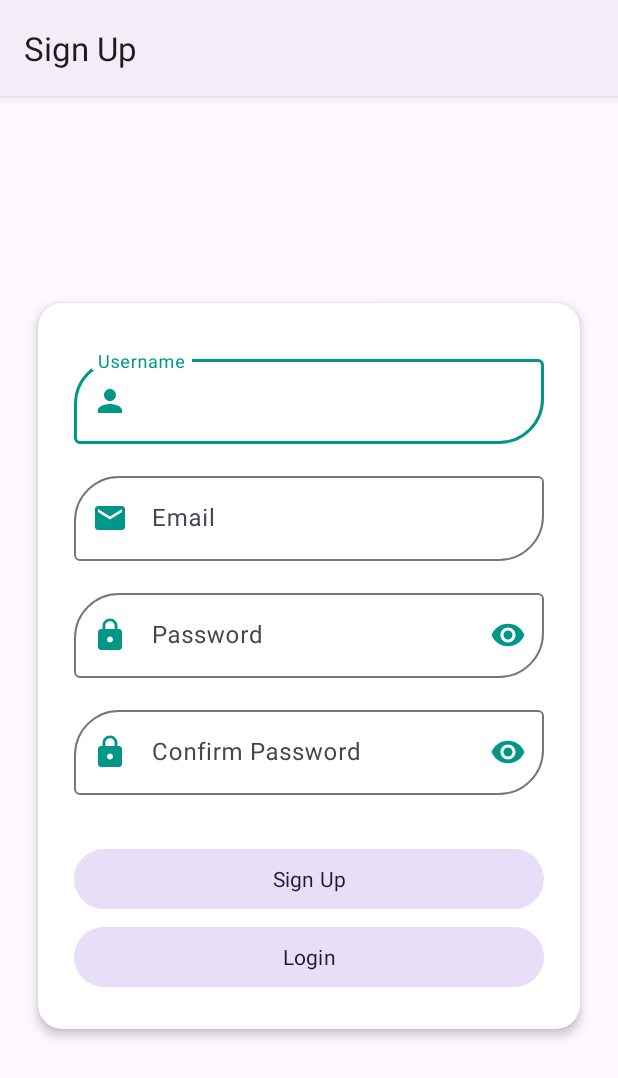
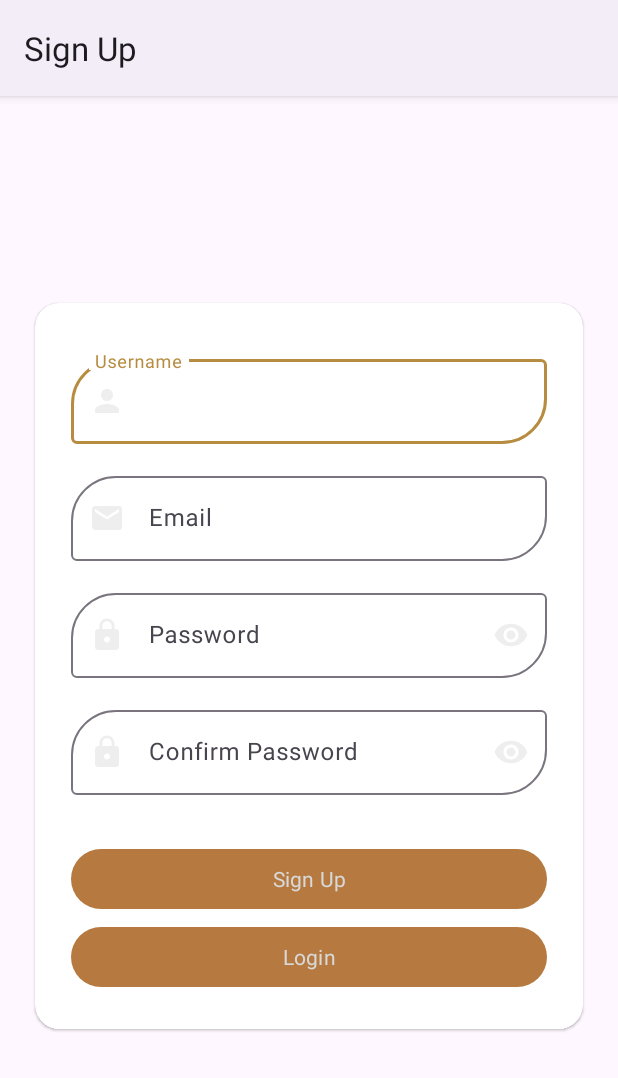
Before and after one commit to nutzbee/Collab-Tests, an Android app: the screen it shows after launch (SignupActivity), after a tap on "Get Recommendations", on a phone screen of 412 x 824 dp. Shown: the top 1078 px of the screen. Run offline under Robolectric (Android 15) with nearby library versions, the light colour scheme and no system bars; our stand-ins replace Volley.

Commit message:
Update 0352-23-2023

```diff
--- a/app/src/main/res/layout/activity_signin.xml
+++ b/app/src/main/res/layout/activity_signin.xml
@@ -14,7 +14,6 @@
         android:layout_width="match_parent"
         android:layout_height="wrap_content"
         app:cardCornerRadius="16dp"
-        app:cardElevation="4dp"
         app:cardUseCompatPadding="true"
         app:contentPaddingBottom="24dp">
 
--- a/app/src/main/res/layout/activity_signup.xml
+++ b/app/src/main/res/layout/activity_signup.xml
@@ -13,7 +13,6 @@
         android:layout_width="match_parent"
         android:layout_height="wrap_content"
         app:cardCornerRadius="16dp"
-        app:cardElevation="4dp"
         app:cardUseCompatPadding="true"
         app:contentPaddingBottom="24dp">
 
@@ -34,8 +33,7 @@
                 android:layout_marginEnd="24dp"
                 android:hint="Username"
                 app:endIconMode="clear_text"
-                app:startIconDrawable="@drawable/baseline_person_24"
-                app:startIconTint="@color/primary">
+                app:startIconDrawable="@drawable/baseline_person_24">
 
                 <com.google.android.material.textfield.TextInputEditText
                     android:id="@+id/usernameEditText"
@@ -58,8 +56,7 @@
                 android:layout_marginEnd="24dp"
                 android:hint="Email"
                 app:endIconMode="clear_text"
-                app:startIconDrawable="@drawable/baseline_email_24"
-                app:startIconTint="@color/primary">
+                app:startIconDrawable="@drawable/baseline_email_24">
 
                 <com.google.android.material.textfield.TextInputEditText
                     android:id="@+id/emailEditText"
@@ -82,9 +79,7 @@
                 android:layout_marginEnd="24dp"
                 android:hint="Password"
                 app:endIconMode="password_toggle"
-                app:endIconTint="@color/primary"
-                app:startIconDrawable="@drawable/baseline_lock_24"
-                app:startIconTint="@color/primary">
+                app:startIconDrawable="@drawable/baseline_lock_24">
 
                 <com.google.android.material.textfield.TextInputEditText
                     android:id="@+id/passwordEditText"
@@ -107,9 +102,7 @@
                 android:layout_marginEnd="24dp"
                 android:hint="Confirm Password"
                 app:endIconMode="password_toggle"
-                app:endIconTint="@color/primary"
-                app:startIconDrawable="@drawable/baseline_lock_24"
-                app:startIconTint="@color/primary">
+                app:startIconDrawable="@drawable/baseline_lock_24">
 
                 <com.google.android.material.textfield.TextInputEditText
                     android:id="@+id/confirmPasswordEditText"
--- a/app/src/main/res/layout/food_item.xml
+++ b/app/src/main/res/layout/food_item.xml
@@ -7,7 +7,6 @@
     android:layout_margin="4dp"
     android:clickable="true"
     app:cardCornerRadius="8dp"
-    app:cardElevation="4dp"
     app:cardPreventCornerOverlap="false"
     app:cardUseCompatPadding="true">
 
@@ -17,6 +16,7 @@
         android:padding="16dp">
 
         <ImageView
+            style="@style/ImageViewStyle"
             android:id="@+id/food_image"
             android:layout_width="72dp"
             android:layout_height="72dp"
--- a/app/src/main/res/layout/fragment_exercise.xml
+++ b/app/src/main/res/layout/fragment_exercise.xml
@@ -24,7 +24,6 @@
                 android:layout_margin="16dp"
                 android:clickable="true"
                 app:cardCornerRadius="16dp"
-                app:cardElevation="4dp"
                 app:cardPreventCornerOverlap="false"
                 app:contentPadding="16dp"
                 app:layout_constraintEnd_toStartOf="@+id/walking_card"
@@ -33,6 +32,7 @@
                 app:layout_constraintTop_toTopOf="parent">
 
                 <ImageView
+                    style="@style/ImageViewStyle"
                     android:id="@+id/biking_icon"
                     android:layout_width="56dp"
                     android:layout_height="56dp"
@@ -49,7 +49,6 @@
                 android:layout_margin="16dp"
                 android:clickable="true"
                 app:cardCornerRadius="16dp"
-                app:cardElevation="4dp"
                 app:cardPreventCornerOverlap="false"
                 app:contentPadding="16dp"
                 app:layout_constraintEnd_toStartOf="@+id/running_card"
@@ -57,6 +56,7 @@
                 app:layout_constraintTop_toTopOf="parent">
 
                 <ImageView
+                    style="@style/ImageViewStyle"
                     android:id="@+id/walking_icon"
                     android:layout_width="56dp"
                     android:layout_height="56dp"
@@ -73,7 +73,6 @@
                 android:layout_margin="16dp"
                 android:clickable="true"
                 app:cardCornerRadius="16dp"
-                app:cardElevation="4dp"
                 app:cardPreventCornerOverlap="false"
                 app:contentPadding="16dp"
                 app:layout_constraintEnd_toEndOf="parent"
@@ -81,6 +80,7 @@
                 app:layout_constraintTop_toTopOf="parent">
 
                 <ImageView
+                    style="@style/ImageViewStyle"
                     android:id="@+id/running_icon"
                     android:layout_width="56dp"
                     android:layout_height="56dp"
@@ -99,7 +99,6 @@
             android:layout_marginTop="24dp"
             android:layout_marginEnd="12dp"
             app:cardCornerRadius="8dp"
-            app:cardElevation="4dp"
             app:cardPreventCornerOverlap="false"
             app:cardUseCompatPadding="true"
             app:contentPadding="12dp">
--- a/app/src/main/res/layout/fragment_landingpage.xml
+++ b/app/src/main/res/layout/fragment_landingpage.xml
@@ -17,7 +17,6 @@
             android:layout_width="match_parent"
             android:layout_height="?attr/actionBarSize"
             app:cardCornerRadius="8dp"
-            app:cardElevation="4dp"
             app:cardPreventCornerOverlap="false"
             app:cardUseCompatPadding="true"
             app:contentPadding="4dp"
--- a/app/src/main/res/layout/fragment_sample_foods.xml
+++ b/app/src/main/res/layout/fragment_sample_foods.xml
@@ -24,7 +24,6 @@
                 android:layout_height="wrap_content"
                 android:layout_centerHorizontal="true"
                 app:cardCornerRadius="8dp"
-                app:cardElevation="4dp"
                 app:cardPreventCornerOverlap="false"
                 app:cardUseCompatPadding="true"
                 app:contentPaddingTop="6dp"
--- a/app/src/main/res/layout/fragment_summary.xml
+++ b/app/src/main/res/layout/fragment_summary.xml
@@ -21,7 +21,6 @@
             android:clickable="true"
             android:focusable="true"
             app:cardCornerRadius="8dp"
-            app:cardElevation="4dp"
             app:layout_constraintEnd_toEndOf="parent"
             app:layout_constraintStart_toStartOf="parent"
             app:layout_constraintTop_toTopOf="parent">
@@ -60,6 +59,7 @@
 
                 <!-- Health Card Icon -->
                 <ImageView
+                    style="@style/ImageViewStyle"
                     android:id="@+id/health_card_icon"
                     android:layout_width="32dp"
                     android:layout_height="32dp"
@@ -82,7 +82,6 @@
             android:clickable="true"
             android:focusable="true"
             app:cardCornerRadius="8dp"
-            app:cardElevation="4dp"
             app:layout_constraintEnd_toEndOf="parent"
             app:layout_constraintStart_toStartOf="parent"
             app:layout_constraintTop_toBottomOf="@id/health_card">
@@ -120,6 +119,7 @@
 
                 <!-- Recommendations Card Icon -->
                 <ImageView
+                    style="@style/ImageViewStyle"
                     android:id="@+id/recommendations_card_icon"
                     android:layout_width="24dp"
                     android:layout_height="24dp"
@@ -150,7 +150,6 @@
                 android:layout_marginTop="16dp"
                 android:focusable="true"
                 app:cardCornerRadius="8dp"
-                app:cardElevation="4dp"
                 >
 
             <LinearLayout
--- a/app/src/main/res/layout/recommended_food_item.xml
+++ b/app/src/main/res/layout/recommended_food_item.xml
@@ -9,7 +9,6 @@
     android:checkable="true"
     android:focusable="true"
     app:cardCornerRadius="8dp"
-    app:cardElevation="4dp"
     app:cardPreventCornerOverlap="false"
     app:cardUseCompatPadding="true"
     android:id="@+id/materialRCardView">
@@ -20,6 +19,7 @@
         android:padding="16dp">
 
         <ImageView
+            style="@style/ImageViewStyle"
             android:id="@+id/reco_food_image"
             android:layout_width="72dp"
             android:layout_height="72dp"
--- a/app/src/main/res/layout/search_food_item.xml
+++ b/app/src/main/res/layout/search_food_item.xml
@@ -9,8 +9,7 @@
     android:layout_marginTop="16dp"
     android:clickable="true"
     android:focusable="true"
-    app:cardCornerRadius="8dp"
-    app:cardElevation="4dp">
+    app:cardCornerRadius="8dp">
 
     <androidx.constraintlayout.widget.ConstraintLayout
         android:layout_width="match_parent"
@@ -55,7 +54,7 @@
 
         <!-- Search Card Icon -->
         <ImageView
-            style="@style/TextViewStyle"
+            style="@style/ImageViewStyle"
             android:id="@+id/search_card_icon"
             android:layout_width="24dp"
             android:layout_height="24dp"
--- a/app/src/main/res/values-night/themes.xml
+++ b/app/src/main/res/values-night/themes.xml
@@ -2,45 +2,59 @@
     <!-- Base application theme. -->
     <style name="Theme.AndroidAlgoTest" parent="Theme.Material3.DayNight">
         <!-- Primary brand color. -->
-        <item name="colorPrimary">@color/primary</item>
-        <item name="colorPrimaryVariant">@color/primary_variant2</item>
-        <item name="colorOnPrimary">@color/on_primary2</item>
+        <item name="colorPrimary">@color/primary_night</item>
+        <item name="colorPrimaryVariant">@color/primary_variant_night</item>
+        <item name="colorOnPrimary">@color/on_primary_night</item>
+        <item name="colorPrimaryContainer">@color/primary_container_night</item>
+        <item name="colorOnPrimaryContainer">@color/on_primary_container_night</item>
         <!-- Secondary brand color. -->
-        <item name="colorSecondary">@color/secondary</item>
-        <item name="colorSecondaryVariant">@color/secondary_variant</item>
-        <item name="colorOnSecondary">@color/on_secondary2</item>
+        <item name="colorSecondary">@color/secondary_night</item>
+        <item name="colorSecondaryVariant">@color/secondary_variant_night</item>
+        <item name="colorOnSecondary">@color/on_secondary_night</item>
+        <item name="colorSecondaryContainer">@color/secondary_container_night</item>
+        <item name="colorOnSecondaryContainer">@color/on_secondary_container_night</item>
+        <!-- Tertiary brand color. -->
+        <item name="colorTertiary">@color/tertiary_night</item>
+        <item name="colorOnTertiary">@color/on_tertiary_night</item>
+        <item name="colorTertiaryContainer">@color/tertiary_container_night</item>
+        <item name="colorOnTertiaryContainer">@color/on_tertiary_container_night</item>
         <!-- Status bar color. -->
-        <item name="android:statusBarColor">?attr/colorPrimaryVariant</item>
+        <item name="android:statusBarColor">@color/status_bar_dark</item>
         <!-- Customize your theme here. -->
-        <item name="colorSurfaceInverse">?attr/colorPrimary</item>
-        <item name="android:fontFamily">sans-serif-medium</item>
+        <item name="android:fontFamily">arial</item>
         <item name="materialCardViewStyle">@style/MaterialCardView.Dark</item>
         <item name="cardViewStyle">@style/CardView.Dark</item>
         <item name="autoCompleteTextViewStyle">@style/AutoCompleteTextView</item>
+    </style>
+
+    <style name="ImageViewStyle">
+        <item name="tint">@color/icon_dark</item>
     </style>
 
     <style name="TILDropdownStyle" parent="Widget.Material3.TextInputLayout.FilledBox.ExposedDropdownMenu">
     </style>
 
     <style name="AutoCompleteTextView" parent="Widget.Material3.AutoCompleteTextView.OutlinedBox">
-        <item name="android:textColor">@color/white</item>
     </style>
 
     <style name="TextViewStyle" parent="Widget.MaterialComponents.TextView">
+        <item name="android:textColor">@color/card_textview_color_night</item>
     </style>
 
     <style name="MaterialCardView.Dark" parent="Widget.Material3.CardView.Outlined">
-        <item name="cardBackgroundColor">?attr/colorPrimary</item>
         <item name="cardPreventCornerOverlap">false</item>
+        <item name="cardBackgroundColor">@color/card_background_color_night</item>
+        <item name="colorOutline">@color/card_outline_color_night</item>
     </style>
 
     <style name="CardView.Dark" parent="Widget.MaterialComponents.CardView">
-        <item name="cardBackgroundColor">@color/cardBackgroundColorDarkBase</item>
     </style>
 
     <style name="RoundedTextInputLayout" parent="Widget.Material3.TextInputLayout.OutlinedBox">
         <item name="boxCornerRadiusTopStart">@dimen/corner_radius</item>
         <item name="boxCornerRadiusBottomEnd">@dimen/corner_radius</item>
+        <item name="endIconTint">@color/icon_dark</item>
+        <item name="startIconTint">@color/icon_dark</item>
     </style>
 
     <!-- Define the style for RoundedButton -->
--- a/app/src/main/res/values/colors.xml
+++ b/app/src/main/res/values/colors.xml
@@ -38,18 +38,69 @@
     <color name="landingpage_submit_color2">#2A3677</color>
     <color name="landingpage_decline_color2">#009688</color>
     <color name="landingpage_cvtv_color">#2A3677</color>
-    <color name="on_primary">#FFF</color>
-    <color name="on_primary2">#000</color>
-    <color name="primary">#009688</color>
-    <color name="primary_variant">#009688</color>
-    <color name="primary_variant2">#00000000</color>
-    <color name="on_secondary">#FFF</color>
-    <color name="on_secondary2">#000</color>
-    <color name="secondary">#2A3677</color>
-    <color name="secondary_variant">#2A3677</color>
+
+    <color name="on_primary_components">#FFF</color>
+    <color name="on_primary2_components">#000</color>
+    <color name="primary_components">#009688</color>
+    <color name="primary_variant_components">#009688</color>
+    <color name="primary_variant2_components">#00000000</color>
+    <color name="on_secondary_components">#FFF</color>
+    <color name="on_secondary2_components">#000</color>
+    <color name="secondary_components">#2A3677</color>
+    <color name="secondary_variant_components">#2A3677</color>
+
+    <!-- Light Mode -->
+    <!-- Brand Primary theme colors -->
+    <color name="primary">#B68D40</color>
+    <color name="primary_variant">#8E692C</color>
+    <color name="on_primary">#FFF8DC</color>
+    <color name="primary_container">#122620</color>
+    <color name="on_primary_container">#A4812E</color>
+    <!-- Brand Secondary theme colors -->
+    <color name="secondary">#B6B040</color>
+    <color name="secondary_variant">#8F3E26</color>
+    <color name="on_secondary">#EEEEEE</color>
+    <color name="secondary_container">#B67A40</color>
+    <color name="on_secondary_container">#D8D8D8</color>
+    <!-- Brand Tertiary theme colors -->
+    <color name="tertiary">#609B40</color>
+    <color name="on_tertiary">#F1F1F1</color>
+    <color name="tertiary_container">#8F7A52</color>
+    <color name="on_tertiary_container">#8F8F8F</color>
+    <!-- Dark mode -->
+    <!-- Brand Primary Night theme colors -->
+    <color name="primary_night">#8E692C</color>
+    <color name="primary_variant_night">#B68D40</color>
+    <color name="on_primary_night">#FFF8DC</color>
+    <color name="primary_container_night">#F6F6F6</color>
+    <color name="on_primary_container_night">#A4812E</color>
+    <!-- Brand Secondary Night theme colors -->
+    <color name="secondary_night">#BF6E56</color>
+    <color name="secondary_variant_night">#B6B040</color>
+    <color name="on_secondary_night">#FFFFFF</color>
+    <color name="secondary_container_night">#444444</color>
+    <color name="on_secondary_container_night">#D8D8D8</color>
+    <!-- Brand Tertiary Night theme colors -->
+    <color name="tertiary_night">#9BC460</color>
+    <color name="on_tertiary_night">#F1F1F1</color>
+    <color name="tertiary_container_night">#333333</color>
+    <color name="on_tertiary_container_night">#8F8F8F</color>
+    <!-- Status Bar theme colors -->
+    <color name="status_bar_light">#B3B67D40</color>
+    <color name="status_bar_dark">#556B2F</color>
+    <!-- Icon theme colors -->
+    <color name="icon_light">#EEEEEE</color>
+    <color name="icon_dark">#FFC107</color>
+    <!-- Material CardView theme colors -->
+    <color name="card_background_color">#704D24</color>
+    <color name="card_outline_color">#D2B48C</color>
+    <color name="card_textview_color">#D1C8B6</color>
+    <color name="card_background_color_night">#A08651</color>
+    <color name="card_outline_color_night">#E1CDA6</color>
+    <color name="card_textview_color_night">#F2EECF</color>
+
 
     <color name="container">#009688</color>
-    <color name="primary_container">#009688</color>
     <color name="on_container">#FFF</color>
 
     <color name="cardBackgroundColorDark">#00685E</color>
--- a/app/src/main/res/values/themes.xml
+++ b/app/src/main/res/values/themes.xml
@@ -5,37 +5,47 @@
         <item name="colorPrimary">@color/primary</item>
         <item name="colorPrimaryVariant">@color/primary_variant</item>
         <item name="colorOnPrimary">@color/on_primary</item>
+        <item name="colorPrimaryContainer">@color/primary_container</item>
+        <item name="colorOnPrimaryContainer">@color/on_primary_container</item>
         <!-- Secondary brand color. -->
         <item name="colorSecondary">@color/secondary</item>
         <item name="colorSecondaryVariant">@color/secondary_variant</item>
         <item name="colorOnSecondary">@color/on_secondary</item>
+        <item name="colorSecondaryContainer">@color/secondary_container</item>
+        <item name="colorOnSecondaryContainer">@color/on_secondary_container</item>
+        <!-- Tertiary brand color. -->
+        <item name="colorTertiary">@color/tertiary</item>
+        <item name="colorOnTertiary">@color/on_tertiary</item>
+        <item name="colorTertiaryContainer">@color/tertiary_container</item>
+        <item name="colorOnTertiaryContainer">@color/on_tertiary_container</item>
         <!-- Status bar color. -->
-        <item name="android:statusBarColor">?attr/colorSurface</item>
-        <item name="android:windowLightStatusBar">true</item>
+        <item name="android:statusBarColor">@color/status_bar_light</item>
         <!-- Customize your theme here. -->
-        <item name="colorSurfaceInverse">?attr/colorSecondaryVariant</item>
         <item name="android:fontFamily">arial</item>
         <item name="materialCardViewStyle">@style/MaterialCardView.Light</item>
         <item name="cardViewStyle">@style/CardView.Light</item>
         <item name="autoCompleteTextViewStyle">@style/AutoCompleteTextView</item>
     </style>
 
+    <style name="ImageViewStyle">
+        <item name="tint">@color/icon_light</item>
+    </style>
+
     <style name="TILDropdownStyle" parent="Widget.Material3.TextInputLayout.FilledBox.ExposedDropdownMenu">
-        <item name="android:textColorHint">@color/white</item>
     </style>
 
     <style name="AutoCompleteTextView" parent="Widget.Material3.AutoCompleteTextView.OutlinedBox">
-        <item name="android:textColor">@color/white</item>
     </style>
 
     <style name="TextViewStyle" parent="Widget.MaterialComponents.TextView">
-        <item name="android:textColor">@color/white</item>
+        <item name="android:textColor">@color/card_textview_color</item>
     </style>
 
     <!-- Style for MaterialCardView in dark theme -->
     <style name="MaterialCardView.Light" parent="Widget.Material3.CardView.Outlined">
         <item name="cardPreventCornerOverlap">false</item>
-        <item name="cardBackgroundColor">?attr/colorPrimary</item>
+        <item name="cardBackgroundColor">@color/card_background_color</item>
+        <item name="colorOutline">@color/card_outline_color</item>
     </style>
 
     <style name="CardView.Light" parent="Widget.MaterialComponents.CardView">
@@ -45,6 +55,8 @@
     <style name="RoundedTextInputLayout" parent="Widget.Material3.TextInputLayout.OutlinedBox">
         <item name="boxCornerRadiusTopStart">@dimen/corner_radius</item>
         <item name="boxCornerRadiusBottomEnd">@dimen/corner_radius</item>
+        <item name="endIconTint">@color/icon_light</item>
+        <item name="startIconTint">@color/icon_light</item>
     </style>
 
     <!-- Define the style for RoundedButton -->
```
